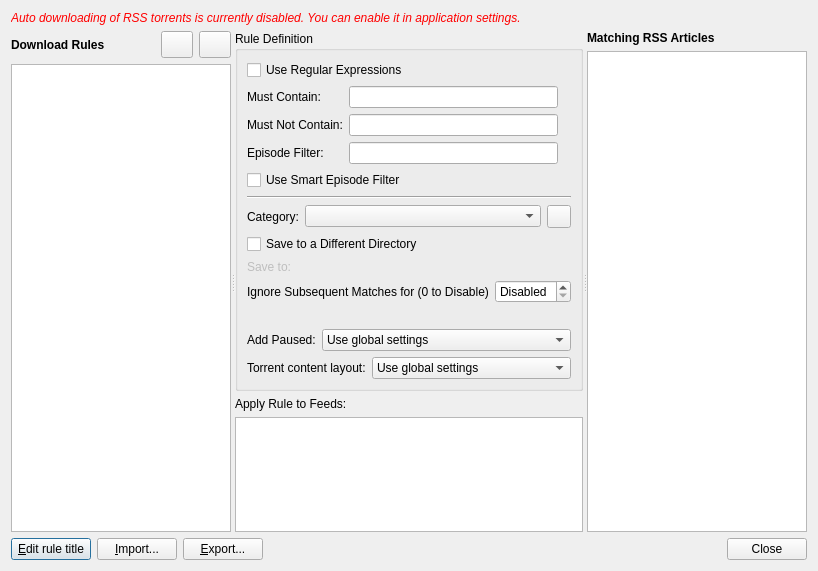
Qt form src/gui/rss/automatedrssdownloader.ui (qbittorrent/qBittorrent) before a commit.
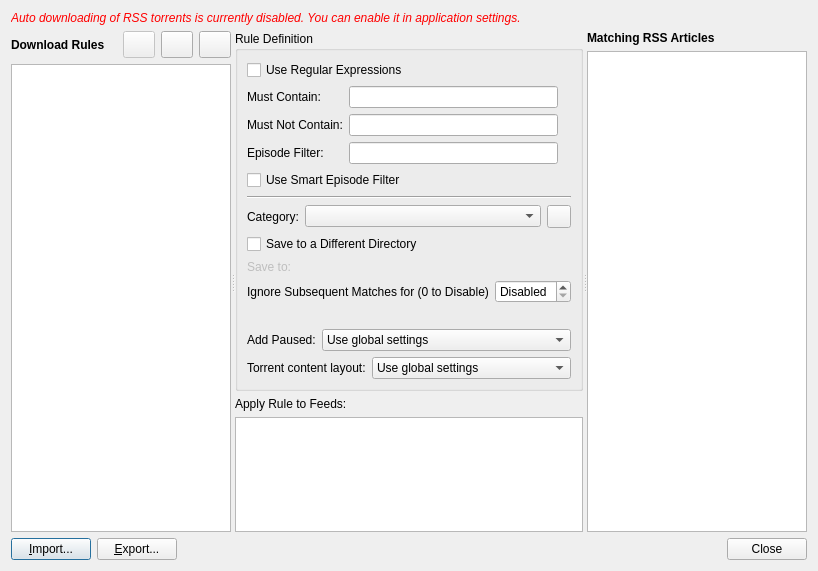
The same form after that commit. Custom widgets are drawn as their Qt base class.

Commit message:
Moved icon, added toggle state
So after the good round of feedback (thank you), I have changed the icon to be on the top;

And I enable/disable the button based on selection.
- It is disabled when the window opens.
- It is enabled when 1 item is selected.
- It gets disabled with any other selection count (0, more than 1).

What changed in the file:
```diff
--- a/src/gui/rss/automatedrssdownloader.ui
+++ b/src/gui/rss/automatedrssdownloader.ui
@@ -60,6 +60,19 @@
            </property>
           </widget>
          </item>
+         <item>
+          <widget class="QToolButton" name="renameRuleBtn">
+           <property name="enabled">
+            <bool>false</bool>
+           </property>
+           <property name="iconSize">
+            <size>
+             <width>24</width>
+             <height>20</height>
+            </size>
+           </property>
+          </widget>
+         </item>
          <item>
           <widget class="QToolButton" name="removeRuleBtn">
            <property name="iconSize">
@@ -424,17 +437,7 @@
    </item>
    <item>
     <layout class="QHBoxLayout" name="horizontalLayout_4">
-      <item>
-      <widget class="QPushButton" name="editTitleBtn">
-        <property name="enabled">
-         <bool>true</bool>
-        </property>
-        <property name="text">
-         <string>&amp;Edit rule title</string>
-        </property>
-       </widget>
-      </item>
-      <item>
+     <item>
       <widget class="QPushButton" name="importBtn">
        <property name="enabled">
         <bool>true</bool>
```
Left out of the diff: 2 changed lines with no effect on the pictures. The commit also changes 2 other files.
